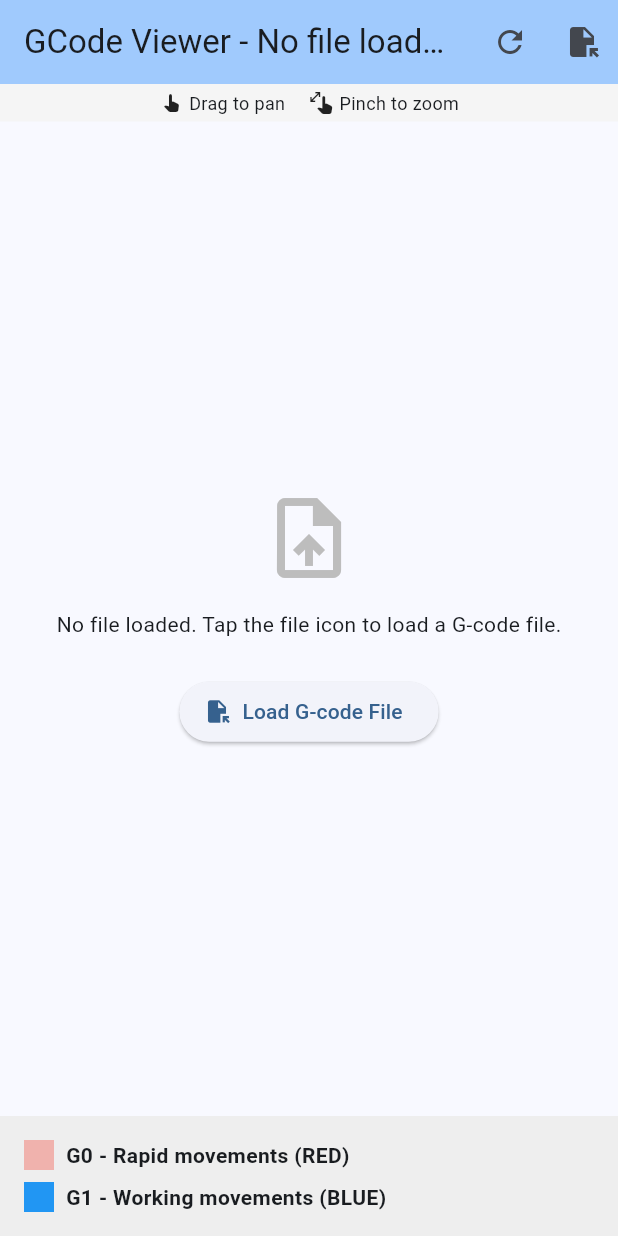
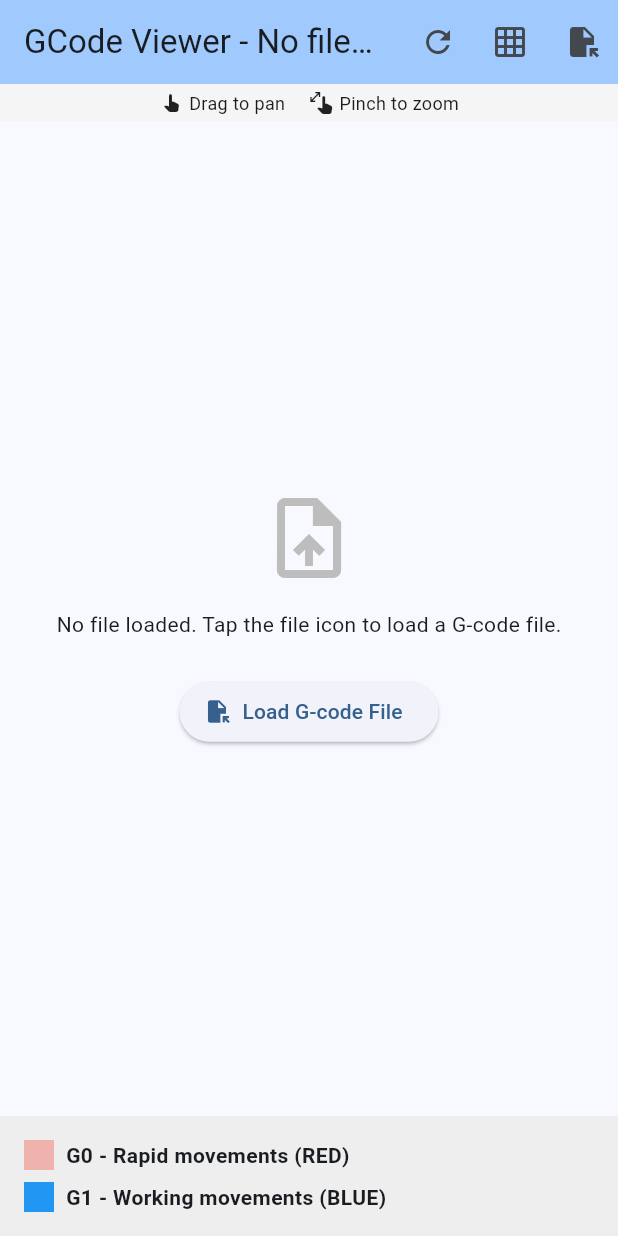
Before and after one commit to havenS/gcode_view, a Flutter app: the screen it shows after launch, on a phone screen of 412 x 824 dp. Run offline on Flutter 3.47's test engine with Material 3 defaults, Android fonts, the phone set to English and light mode, and no system bars; our stand-ins replace file_picker.

Commit message:
Show/hide grid button in example

```diff
--- a/example/lib/main.dart
+++ b/example/lib/main.dart
@@ -34,6 +34,7 @@ class _MyHomePageState extends State<MyHomePage> {
   String gcode = "";
   bool isLoading = true;
   String currentFilePath = "";
+  bool showGrid = true;
 
   // Vibrant colors for visibility
   final Color cutColor = Colors.blue;
@@ -122,6 +123,15 @@ class _MyHomePageState extends State<MyHomePage> {
             tooltip: 'Reset view',
           ),
           IconButton(
+            icon: const Icon(Icons.grid_on),
+            onPressed: () {
+              setState(() {
+                showGrid = !showGrid;
+              });
+            },
+            tooltip: 'Toggle grid',
+          ),
+          IconButton(
             icon: const Icon(Icons.file_open),
             onPressed: _pickAndLoadGcodeFile,
             tooltip: 'Open file',
@@ -174,7 +184,7 @@ class _MyHomePageState extends State<MyHomePage> {
                         cutColor: cutColor,
                         travelColor: travelColor,
                         pathThickness: pathThickness,
-                        showGrid: true,
+                        showGrid: showGrid,
                         controller: controller,
                         config: viewerConfig,
                       ),
```
